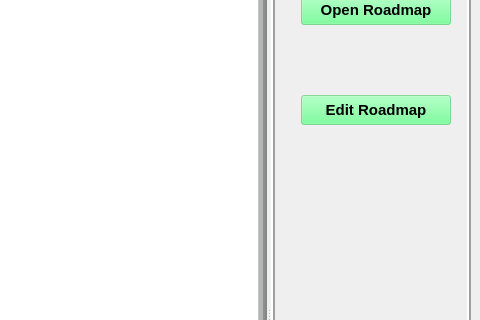
This is gitmap/gui/main_window.ui in ajr32/GitMap as Qt 5 draws it before an edit; both pictures show x 709 to 1189 and y 124 to 444 of the 1189 by 809 pixel window. The edited form follows.
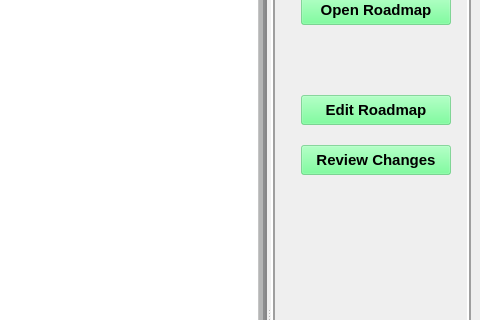
This is the edited form.

What changed in the file:
```diff
--- a/gitmap/gui/main_window.ui
+++ b/gitmap/gui/main_window.ui
@@ -399,6 +399,46 @@
          <string>Edit Roadmap</string>
         </property>
        </widget>
+       <widget class="QPushButton" name="review_button">
+        <property name="geometry">
+         <rect>
+          <x>30</x>
+          <y>260</y>
+          <width>150</width>
+          <height>30</height>
+         </rect>
+        </property>
+        <property name="minimumSize">
+         <size>
+          <width>133</width>
+          <height>0</height>
+         </size>
+        </property>
+        <property name="maximumSize">
+         <size>
+          <width>155</width>
+          <height>16777215</height>
+         </size>
+        </property>
+        <property name="font">
+         <font>
+          <pointsize>11</pointsize>
+          <bold>true</bold>
+         </font>
+        </property>
+        <property name="layoutDirection">
+         <enum>Qt::LayoutDirection::LeftToRight</enum>
+        </property>
+        <property name="autoFillBackground">
+         <bool>false</bool>
+        </property>
+        <property name="styleSheet">
+         <string notr="true">background-color: rgba(89, 255, 131, 128);</string>
+        </property>
+        <property name="text">
+         <string>Review Changes</string>
+        </property>
+       </widget>
       </widget>
      </widget>
     </item>
```
